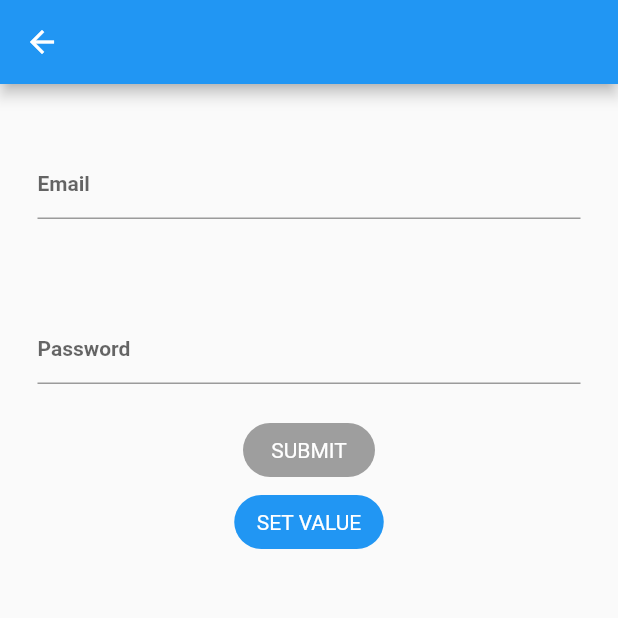
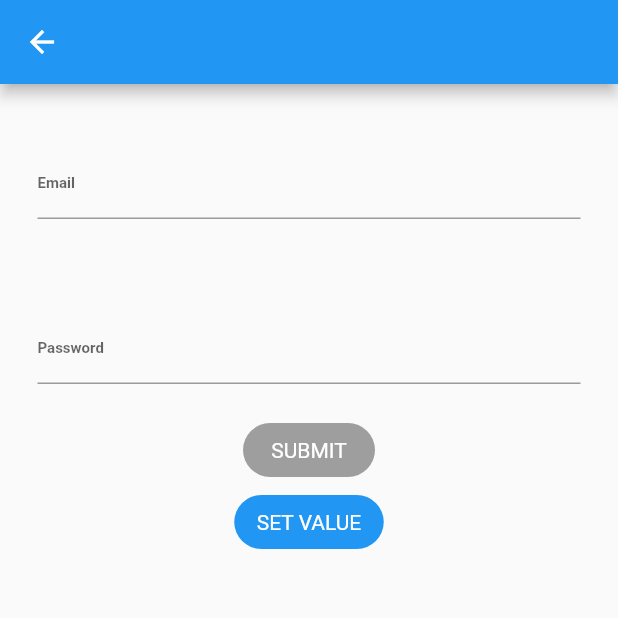
Before and after one commit to rahultechcompose/smaple_flutter_project, a Flutter app: the screen it shows after launch, after a tap on "User Registration", on a phone screen of 412 x 824 dp, the top half of it. Run offline on Flutter 3.47's test engine with Material 2 defaults, Android fonts, the phone set to English and light mode, and no system bars; our stand-ins replace dio, flutter_mobx, fluttertoast, get_it, mobx; accounts and stored records are empty; generated files the repository leaves out were written again; network calls fail.

Commit message:
Note integrated

```diff
--- a/lib/main.dart
+++ b/lib/main.dart
@@ -3,6 +3,7 @@ import 'package:dio/dio.dart';
 import 'package:flutter/material.dart';
 import 'package:get_it/get_it.dart';
 import 'package:sample_flutter_app/news_page.dart';
+import 'package:sample_flutter_app/note/note_page.dart';
 import 'package:sample_flutter_app/random_model.dart';
 import 'package:sample_flutter_app/registration_page.dart';
 import 'package:sample_flutter_app/todo/todo_page.dart';
@@ -34,9 +35,16 @@ class MyApp extends StatelessWidget {
       title: 'Flutter Demo',
       theme: ThemeData(
         textTheme: TextTheme(
-          headline:const TextStyle(fontSize: 18,color: Colors.black,fontWeight: FontWeight.w800),
-          subhead:TextStyle(fontSize: 14,color: Colors.black.withOpacity(0.5),fontWeight: FontWeight.w600),
-          subtitle:TextStyle(fontSize: 10,color: Colors.grey.withOpacity(0.5),fontWeight: FontWeight.w600),
+          headline1: const TextStyle(
+              fontSize: 18, color: Colors.black, fontWeight: FontWeight.w800),
+          headline3: TextStyle(
+              fontSize: 14,
+              color: Colors.black.withOpacity(0.5),
+              fontWeight: FontWeight.w600),
+          subtitle1: TextStyle(
+              fontSize: 10,
+              color: Colors.grey.withOpacity(0.5),
+              fontWeight: FontWeight.w600),
         ),
         primarySwatch: Colors.blue,
       ),
@@ -46,7 +54,8 @@ class MyApp extends StatelessWidget {
         UserPage.route: (context) => UserPage(),
         NewsPage.route: (context) => NewsPage(),
         RegistrationPage.route: (context) => RegistrationPage(),
-        TodoPage.route: (context) => TodoPage()
+        TodoPage.route: (context) => TodoPage(),
+        NotePage.route: (context) => NotePage()
       },
       // home: const MyHomePage(title: 'Flutter Demo Home Page'),
     );
@@ -119,29 +128,35 @@ class _MyHomePageState extends State<MyHomePage> {
               '$_counter',
               style: Theme.of(context).textTheme.headline4,
             ),
-            RaisedButton(
+            ElevatedButton(
               onPressed: () {
                 Navigator.of(context).pushNamed(UserPage.route);
               },
               child: const Text("User Profile"),
             ),
-            RaisedButton(
+            ElevatedButton(
               onPressed: () {
                 Navigator.of(context).pushNamed(NewsPage.route);
               },
               child: const Text("News"),
             ),
-            RaisedButton(
+            ElevatedButton(
               onPressed: () {
                 Navigator.of(context).pushNamed(RegistrationPage.route);
               },
               child: const Text("User Registration"),
             ),
-            RaisedButton(
+            ElevatedButton(
               onPressed: () {
                 Navigator.of(context).pushNamed(TodoPage.route);
               },
               child: const Text("Todo"),
+            ),
+            ElevatedButton(
+              onPressed: () {
+                Navigator.of(context).pushNamed(NotePage.route);
+              },
+              child: const Text("Note"),
             ),
           ],
         ),
--- a/lib/news_provider.dart
+++ b/lib/news_provider.dart
@@ -1,6 +1,8 @@
+import 'dart:developer';
 
 import 'package:dio/dio.dart';
 import 'package:sample_flutter_app/news_data.dart';
+
 import 'comman_export.dart';
 
 class NewsProvider {
@@ -13,6 +15,7 @@ class NewsProvider {
       return Result.success(
           NewsResponse.fromJson(response.data as Map<String, dynamic>));
     } catch (error, stacktrace) {
+      log("stacktrace ${stacktrace.toString()}");
       return Result.error(handleError(error as DioError));
     }
   }
--- a/lib/registration_page.dart
+++ b/lib/registration_page.dart
@@ -19,7 +19,7 @@ class RegistrationPage extends StatelessWidget {
     );
   }
 }
-
+//ignore: must_be_immutable
 class RegistrationContent extends StatefulWidget {
   RegistrationViewModel viewModel;
 
--- a/lib/rounded_button.dart
+++ b/lib/rounded_button.dart
@@ -1,7 +1,7 @@
 import 'package:flutter/cupertino.dart';
 import 'package:flutter/material.dart';
 
-
+//ignore: must_be_immutable
 class RoundedButton extends StatelessWidget {
   String str;
   Function function;
```
Also changed, not shown: lib/news_item.dart (+19 -9 lines), lib/news_page.dart (+7 -10 lines), lib/note/note_page.dart (added, +61 -0 lines), lib/note/note_viewmodel.dart (added, +33 -0 lines), lib/random_model.dart (+7 -15 lines), lib/registration_viewmodel.dart (+2 -6 lines), lib/todo/todo_item.dart (+4 -4 lines), lib/todo/todo_page.dart (+18 -19 lines), pubspec.yaml (+7 -7 lines), pubspec.lock.
